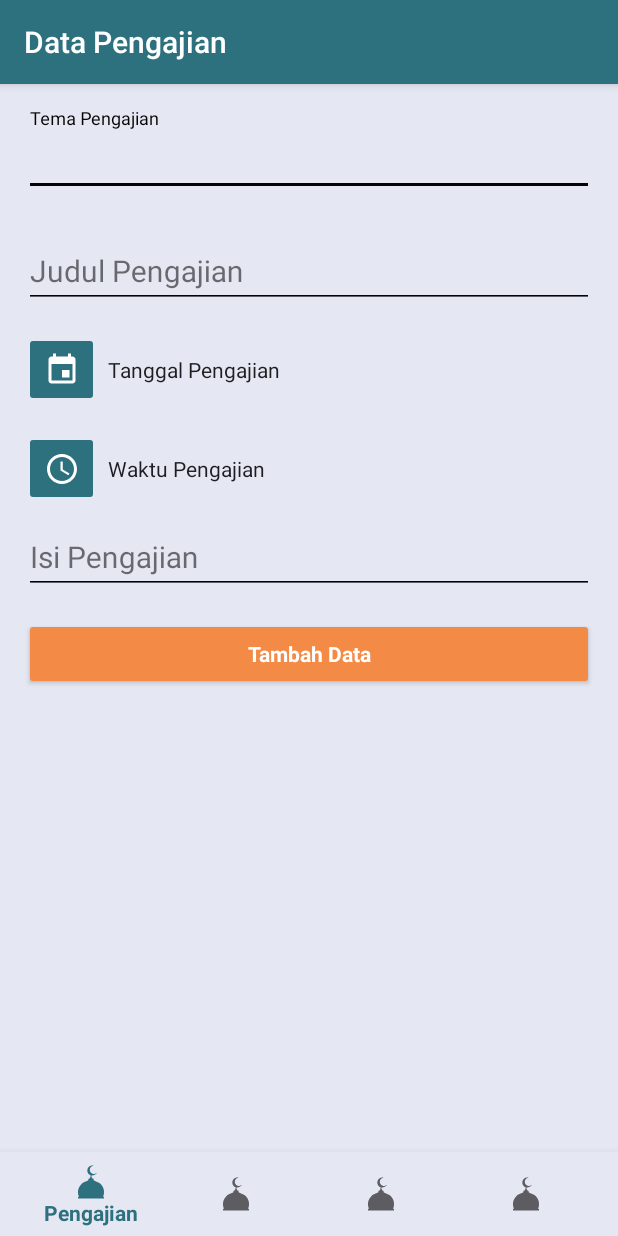
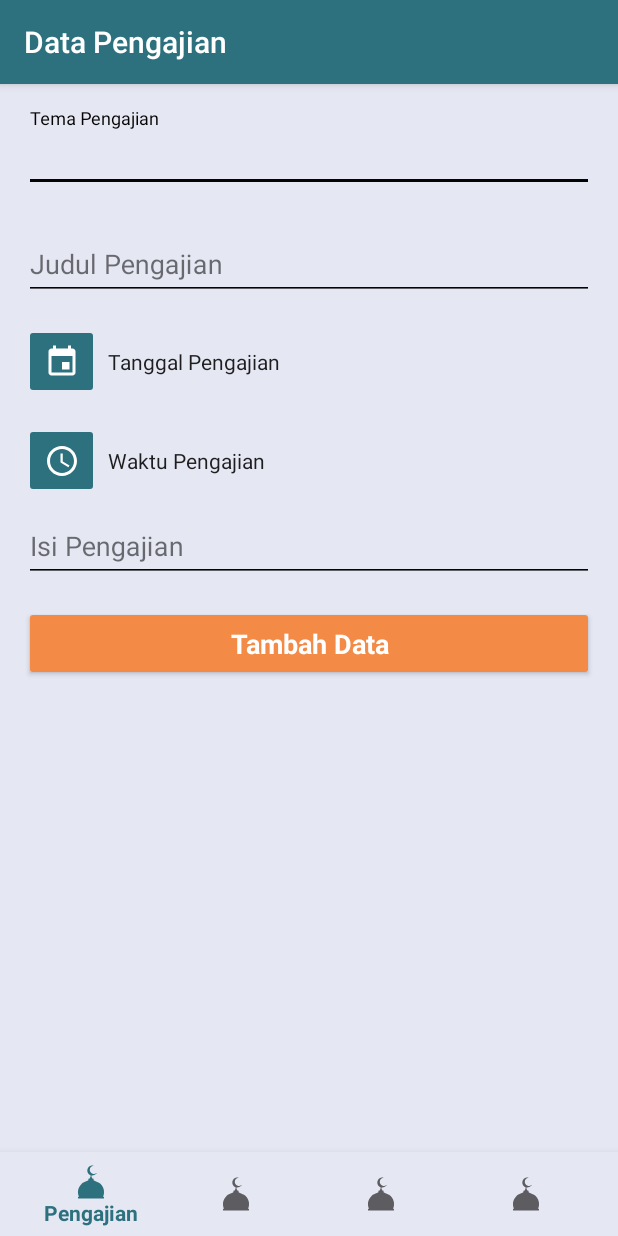
Before and after one commit to arifahmadalfian/at_taubah, an Android app: the DataPengajianFragment screen opened directly, with no data from a screen before it, on a phone screen of 412 x 824 dp. Run offline under Robolectric (Android 15) with nearby library versions, the light colour scheme and no system bars; our stand-ins replace navigation-ui; Roboto replaces fonts that are not available here.

Commit message:
revisi pada fragment_data_pengajian.xml

```diff
--- a/app/src/main/java/com/zackyasgar/at_tauba/admin/DataPengajianFragment.kt
+++ b/app/src/main/java/com/zackyasgar/at_tauba/admin/DataPengajianFragment.kt
@@ -39,7 +39,6 @@ class DataPengajianFragment : Fragment(), View.OnClickListener{
     override fun onClick(v: View?) {
         when (v?.id) {
             R.id.btn_tgl -> {
-                //materialDatePicker.show(childFragmentManager, TANGGAL_TAG)
                 val calendar = Calendar.getInstance()
                 val c_year = calendar.get(Calendar.YEAR)
                 val c_month = calendar.get(Calendar.MONTH)
@@ -59,7 +58,6 @@ class DataPengajianFragment : Fragment(), View.OnClickListener{
 
                 timePickerDialog = TimePickerDialog(
                     context as Context, OnTimeSetListener { _, hourOfDay, minute ->
-
                         tv_jam.text = ("$hourOfDay:$minute")
                     },
                     // calender pertamakali di buka
@@ -71,7 +69,6 @@ class DataPengajianFragment : Fragment(), View.OnClickListener{
                 timePickerDialog?.show()
             }
         }
-
     }
 
 }
--- a/app/src/main/res/layout/fragment_data_pengajian.xml
+++ b/app/src/main/res/layout/fragment_data_pengajian.xml
@@ -29,10 +29,9 @@
             android:drawablePadding="16dp"
             android:fontFamily="@font/roboto"
             android:hint="@string/tema_pengajian"
-            android:inputType="textEmailAddress"
             android:maxLines="1"
             android:textColor="#070707"
-            android:textSize="20sp" />
+            tools:ignore="TextFields" />
     </com.google.android.material.textfield.TextInputLayout>
 
     <com.google.android.material.textfield.TextInputLayout
@@ -57,10 +56,9 @@
             android:drawablePadding="16dp"
             android:fontFamily="@font/roboto"
             android:hint="@string/judul_pengajian"
-            android:inputType="textPassword"
             android:maxLines="1"
             android:textColor="#070707"
-            android:textSize="20sp" />
+            tools:ignore="TextFields" />
     </com.google.android.material.textfield.TextInputLayout>
 
     <LinearLayout
@@ -90,8 +88,9 @@
             android:id="@+id/tv_tgl"
             style="@style/StyleText"
             android:layout_width="wrap_content"
-            android:layout_height="wrap_content"
+            android:layout_height="match_parent"
             android:layout_marginStart="6dp"
+            android:gravity="center_vertical"
             android:text="@string/tanggal_pengajian" />
 
     </LinearLayout>
@@ -122,9 +121,10 @@
         <TextView
             android:id="@+id/tv_jam"
             style="@style/StyleText"
+            android:layout_width="wrap_content"
+            android:layout_height="match_parent"
             android:layout_marginStart="6dp"
-            android:layout_width="wrap_content"
-            android:layout_height="wrap_content"
+            android:gravity="center_vertical"
             android:text="@string/waktu_pengajian" />
 
     </LinearLayout>
@@ -151,10 +151,9 @@
             android:drawablePadding="16dp"
             android:fontFamily="@font/roboto"
             android:hint="@string/isi_pengajian"
-            android:inputType="textPassword"
             android:maxLines="1"
             android:textColor="#070707"
-            android:textSize="20sp" />
+            android:inputType="text" />
     </com.google.android.material.textfield.TextInputLayout>
 
     <LinearLayout
@@ -173,13 +172,14 @@
         <Button
             android:id="@+id/btn_login_login"
             android:layout_width="match_parent"
-            android:layout_height="wrap_content"
+            android:layout_height="50dp"
             android:backgroundTint="@color/colorAccent"
             android:fontFamily="@font/roboto"
             android:text="@string/tambah_data"
             android:textAllCaps="false"
             android:textColor="@color/colorWhite"
-            android:textStyle="bold" />
+            android:textStyle="bold"
+            android:textSize="18sp"/>
 
     </LinearLayout>
 
--- a/app/src/main/res/values/colors.xml
+++ b/app/src/main/res/values/colors.xml
@@ -2,7 +2,6 @@
 <resources>
     <color name="colorPrimary">#2D717E</color>
     <color name="colorPrimaryDark">#2D717E</color>
-    <color name="colorPrimaryDarkB">#00378897</color>
     <color name="colorAccent">#f38a46</color>
     <color name="colorTextUtama">#2b2b2b</color>
     <color name="colorTextAccent">#aaaaaa</color>
--- a/app/src/main/res/values/styles.xml
+++ b/app/src/main/res/values/styles.xml
@@ -10,7 +10,7 @@
     <style name="AppTheme.Admin" parent="Theme.AppCompat.Light.DarkActionBar">
         <!-- Customize your theme here. -->
         <item name="colorPrimary">@color/colorPrimary</item>
-        <item name="colorPrimaryDark">@color/colorPrimaryDarkB</item>
+        <item name="colorPrimaryDark">@color/textInputLayout</item>
         <item name="colorAccent">@color/colorAccent</item>
     </style>
 
```
